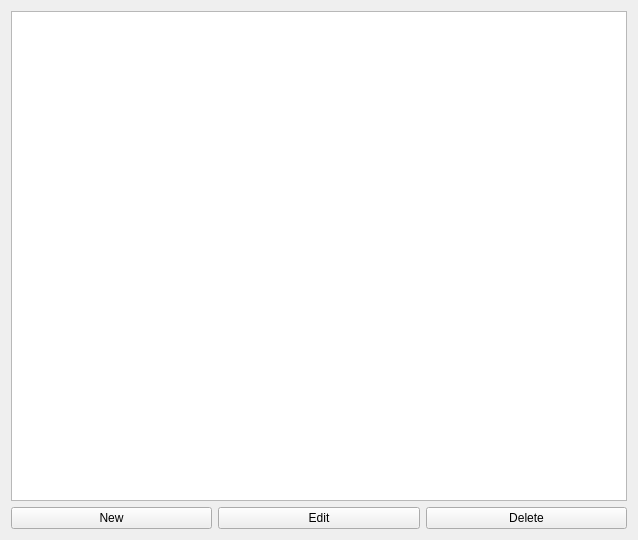
Above: src/ui/adminhomewidget.ui from CaptOkie/code-first-think-later before the change. Below: the same form after it.
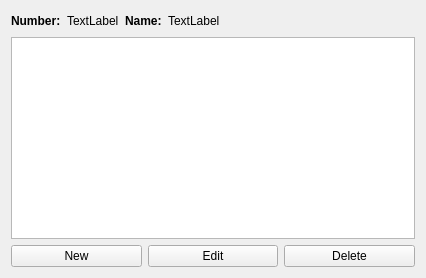
That is the form after the change.

Diff of the .ui file:
```diff
--- a/src/ui/adminhomewidget.ui
+++ b/src/ui/adminhomewidget.ui
@@ -6,14 +6,79 @@
    <rect>
     <x>0</x>
     <y>0</y>
-    <width>638</width>
-    <height>540</height>
+    <width>426</width>
+    <height>278</height>
    </rect>
   </property>
   <property name="windowTitle">
    <string>Form</string>
   </property>
   <layout class="QVBoxLayout" name="verticalLayout">
+   <item>
+    <layout class="QHBoxLayout" name="horizontalLayout_4">
+     <item>
+      <layout class="QHBoxLayout" name="horizontalLayout_2">
+       <item>
+        <widget class="QLabel" name="label">
+         <property name="font">
+          <font>
+           <weight>75</weight>
+           <bold>true</bold>
+          </font>
+         </property>
+         <property name="text">
+          <string>Number:</string>
+         </property>
+        </widget>
+       </item>
+       <item>
+        <widget class="QLabel" name="numberLabel">
+         <property name="text">
+          <string>TextLabel</string>
+         </property>
+        </widget>
+       </item>
+      </layout>
+     </item>
+     <item>
+      <layout class="QHBoxLayout" name="horizontalLayout_3">
+       <item>
+        <widget class="QLabel" name="label_2">
+         <property name="font">
+          <font>
+           <weight>75</weight>
+           <bold>true</bold>
+          </font>
+         </property>
+         <property name="text">
+          <string>Name:</string>
+         </property>
+        </widget>
+       </item>
+       <item>
+        <widget class="QLabel" name="nameLabel">
+         <property name="text">
+          <string>TextLabel</string>
+         </property>
+        </widget>
+       </item>
+      </layout>
+     </item>
+     <item>
+      <spacer name="horizontalSpacer">
+       <property name="orientation">
+        <enum>Qt::Horizontal</enum>
+       </property>
+       <property name="sizeHint" stdset="0">
+        <size>
+         <width>40</width>
+         <height>20</height>
+        </size>
+       </property>
+      </spacer>
+     </item>
+    </layout>
+   </item>
    <item>
     <widget class="QTableView" name="projectTable"/>
    </item>
```
